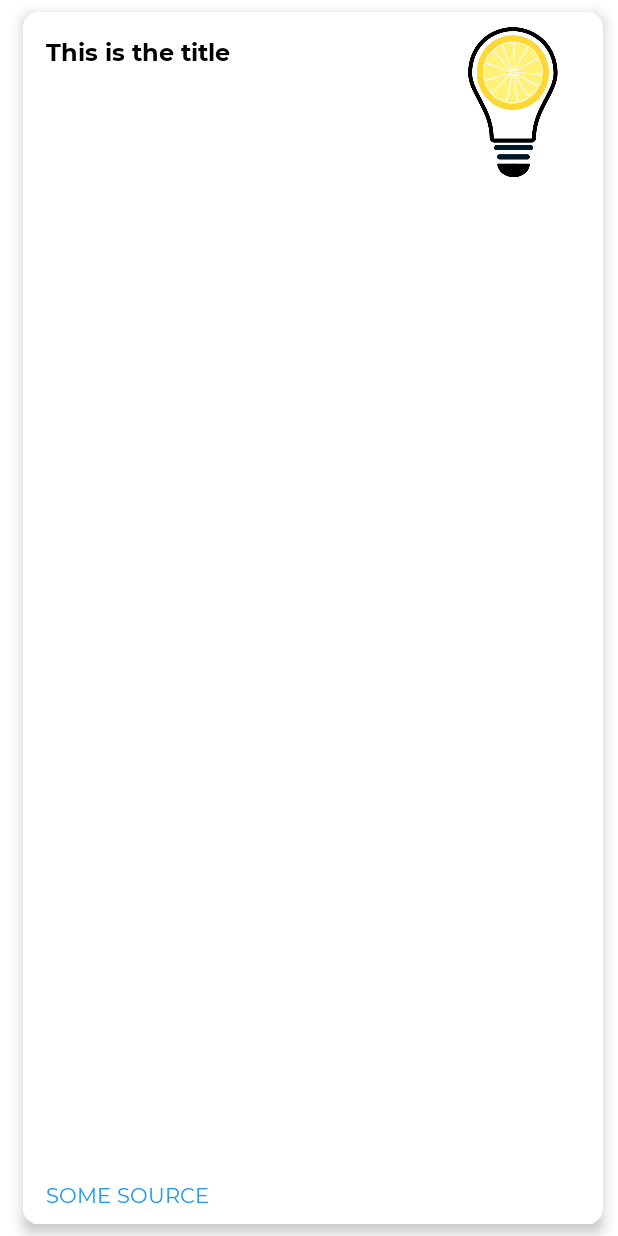
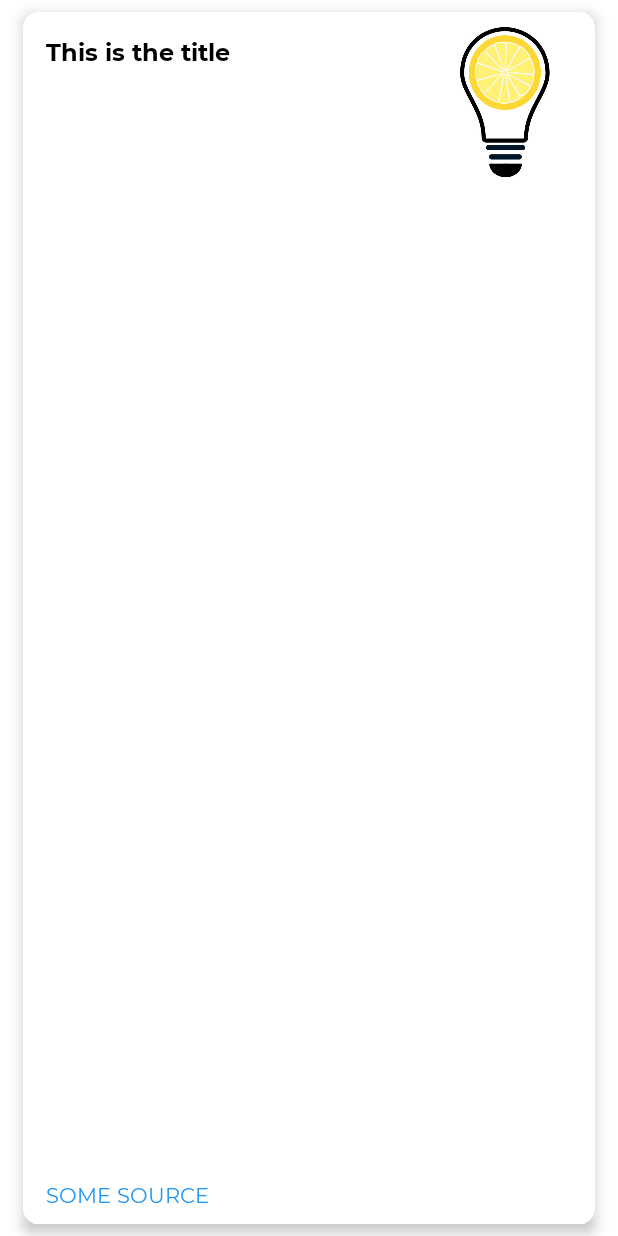
Before and after one commit to rigelglen/Limelight-Android, an Android app: the layout item_article.xml on its own in the app's theme, with its tools: preview values and no code run, on a phone screen of 412 x 824 dp. Run offline under Robolectric (Android 15) with nearby library versions, the phone set to English and light mode, and no system bars.

```diff
--- a/app/src/main/res/layout/item_article.xml
+++ b/app/src/main/res/layout/item_article.xml
@@ -13,7 +13,7 @@
         android:layout_height="wrap_content"
         card_view:cardCornerRadius="10dp"
         card_view:cardElevation="5dp"
-        android:layout_marginEnd="10dp"
+        android:layout_marginEnd="15dp"
         android:layout_marginStart="15dp"
         android:layout_marginBottom="8dp"
         android:layout_marginTop="8dp"
```
Also changed, not shown: 2 other files.
